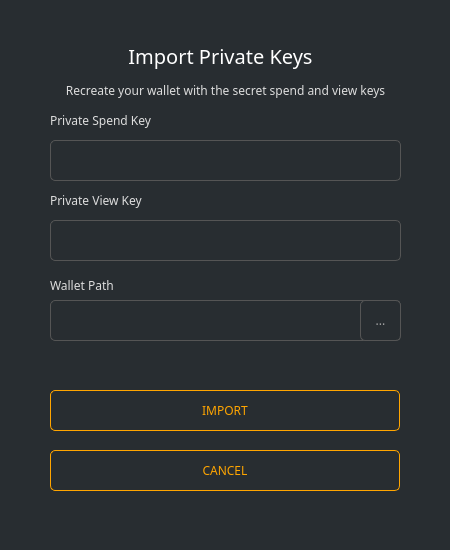
Before: the Qt Designer form src/gui/ui/importsecretkeys.ui in ConcealNetwork/conceal-desktop, drawn with Qt 5.
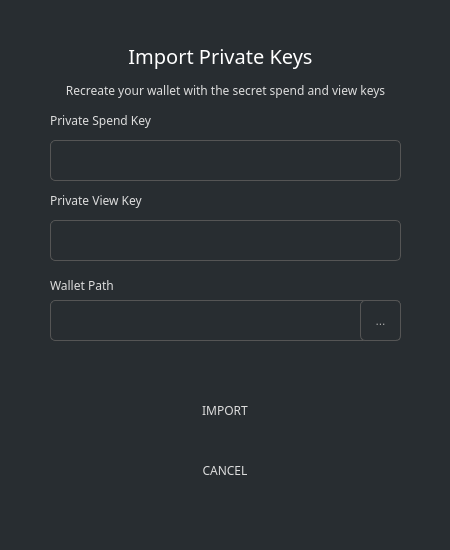
After: the same form once the commit is applied.

Commit message: Update ImportSecretKeys styles

The edit to the form file:
```diff
--- a/src/gui/ui/importsecretkeys.ui
+++ b/src/gui/ui/importsecretkeys.ui
@@ -14,7 +14,7 @@
    <string>Dialog</string>
   </property>
   <property name="styleSheet">
-   <string notr="true">background-color: #282d31; color: #ddd; border: 0px; font-family: Poppins;</string>
+   <string notr="true">background-color: #282d31; color: #ddd; border: 0px;</string>
   </property>
   <widget class="QGroupBox" name="groupBox">
    <property name="geometry">
@@ -203,22 +203,7 @@
      </font>
     </property>
     <property name="styleSheet">
-     <string notr="true">QPushButton#m_backButton
-{
-    color: orange; ;
-    border: 1px solid orange;
-    
-    border-radius: 5px; 
-}
-
-QPushButton#m_backButton:hover
-{
-    color:#FFD700; ;
-    border: 1px solid orange;
-    
-    border-radius: 5px;
-    
-}</string>
+     <string notr="true">/* This style is handled automatically by EditableStyle.cpp */</string>
     </property>
     <property name="text">
      <string>CANCEL</string>
@@ -245,22 +230,7 @@
      </font>
     </property>
     <property name="styleSheet">
-     <string notr="true">QPushButton#m_okButton
-{
-    color: orange; ;
-    border: 1px solid orange;
-    
-    border-radius: 5px; 
-}
-
-QPushButton#m_okButton:hover
-{
-    color:#FFD700; ;
-    border: 1px solid orange;
-    
-    border-radius: 5px;
-    
-}</string>
+     <string notr="true">/* This style is handled automatically by EditableStyle.cpp */</string>
     </property>
     <property name="text">
      <string>IMPORT</string>
```
Left out of the diff: 18 changed lines with no effect on the pictures. The commit also changes 6 other files.
